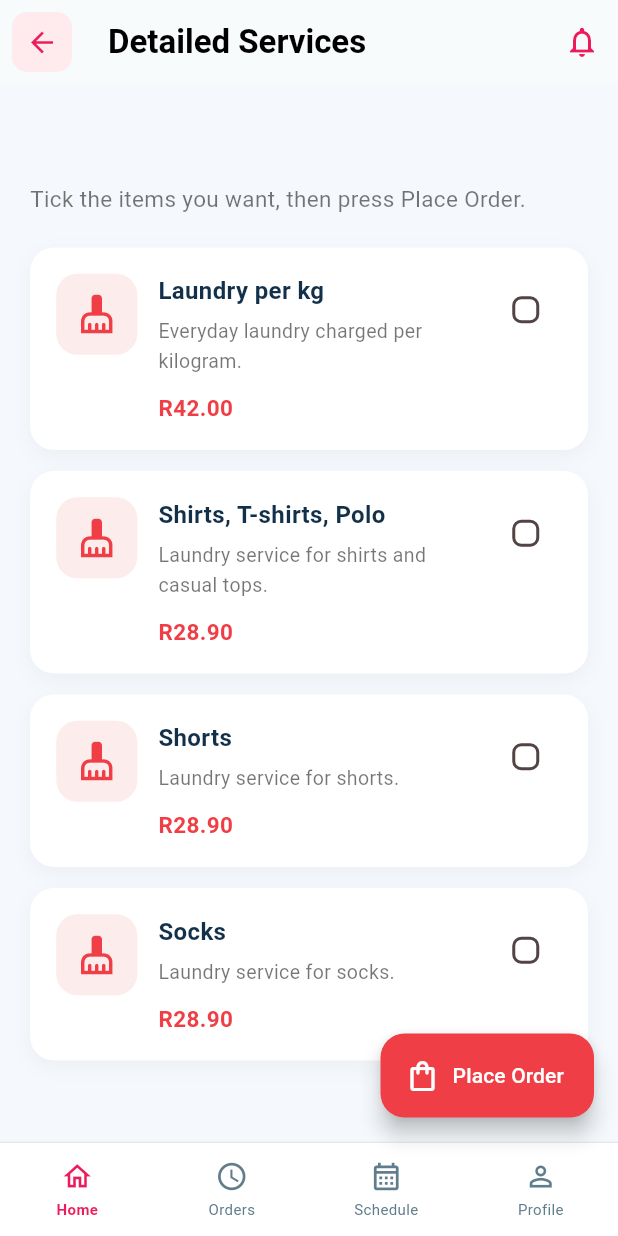
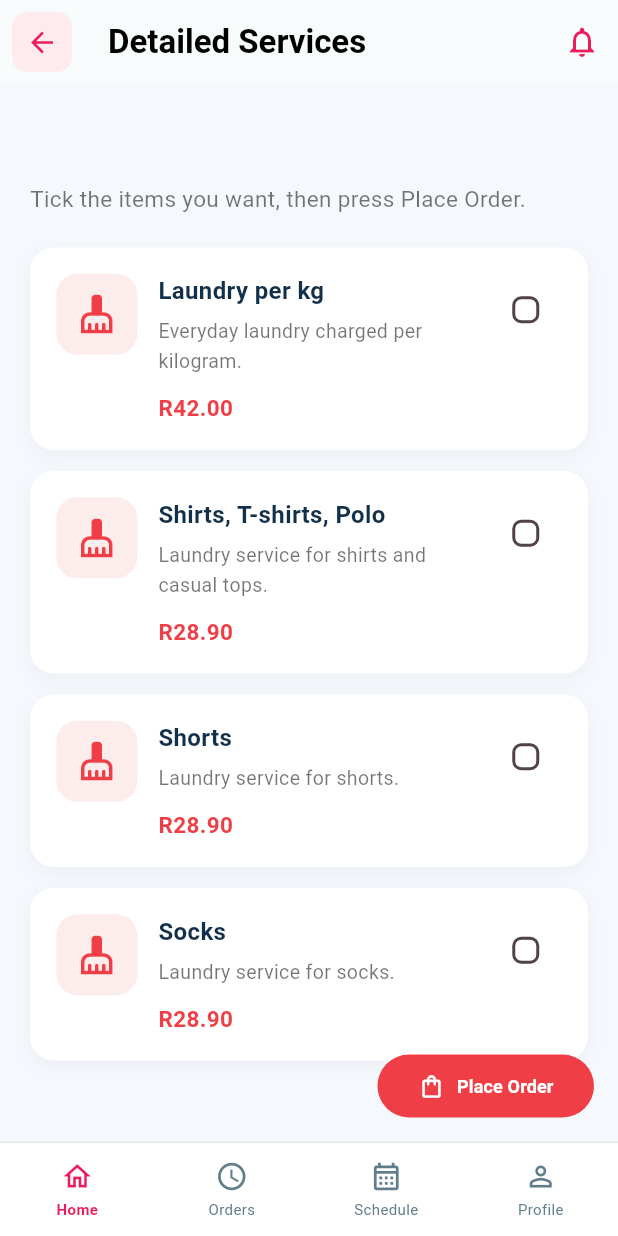
Before and after one commit to Rethabile053/SupaClean, a Flutter app: the DetailedServicesScreen screen opened directly with empty values, on a phone screen of 412 x 824 dp. Run offline on Flutter 3.47's test engine with Material 3 defaults, Android fonts, the phone set to English and light mode, and no system bars; our stand-ins replace file_picker, firebase_core, firebase_messaging, flutter_local_notifications, supabase_flutter; accounts and stored records are empty.

```diff
--- a/flutter/supaclean_app/lib/views/detailed_services_screen.dart
+++ b/flutter/supaclean_app/lib/views/detailed_services_screen.dart
@@ -1,11 +1,12 @@
+
 import 'package:flutter/material.dart';
 import 'package:supaclean/views/main_shell.dart';
 import '../viewmodels/service_viewmodel.dart';
 import '../widgets/app_header.dart';
 import 'place_order_screen.dart';
 
-/// Lists the items of one service as a checklist. The ticked items are
-/// carried into Place Order.
+/// Lists the items of one service as a checklist.
+/// The selected items are carried into Place Order.
 class DetailedServicesScreen extends StatefulWidget {
   final String category;
 
@@ -15,13 +16,15 @@ class DetailedServicesScreen extends StatefulWidget {
   });
 
   @override
-  State<DetailedServicesScreen> createState() => _DetailedServicesScreenState();
+  State<DetailedServicesScreen> createState() =>
+      _DetailedServicesScreenState();
 }
 
-class _DetailedServicesScreenState extends State<DetailedServicesScreen> {
+class _DetailedServicesScreenState
+    extends State<DetailedServicesScreen> {
   final ServiceViewModel viewModel = ServiceViewModel();
 
-  /// Names of the ticked items.
+  /// Names of the selected items.
   final Set<String> _selected = {};
 
   static const Color primaryRed = Color(0xFFEF3E46);
@@ -36,36 +39,24 @@ class _DetailedServicesScreenState extends State<DetailedServicesScreen> {
   bool get isSpecialServices =>
       category == 'Other Special Services';
 
-  // Choose an icon for the category, or the individual
-  // item when displaying Other Special Services.
   IconData getServiceIcon(String name) {
     switch (name) {
       case 'Wash & Fold':
         return Icons.local_laundry_service;
-
       case 'Dry Cleaning':
         return Icons.checkroom;
-
       case 'Ironing':
-        // A clothing icon is used as a safe built-in
-        // substitute for an iron-shaped icon.
         return Icons.dry_cleaning;
-
       case 'Bedding & Linen':
         return Icons.bed;
-
       case 'Shoe Cleaning':
         return Icons.shopping_bag;
-
       case 'Other Special Services':
         return Icons.auto_awesome;
-
       case 'Carpet Cleaning':
         return Icons.grid_view;
-
       case 'Leather Garments':
         return Icons.checkroom;
-
       default:
         return Icons.cleaning_services;
     }
@@ -73,7 +64,9 @@ class _DetailedServicesScreenState extends State<DetailedServicesScreen> {
 
   void _toggle(ServiceItem item) {
     setState(() {
-      if (!_selected.remove(item.name)) _selected.add(item.name);
+      if (!_selected.remove(item.name)) {
+        _selected.add(item.name);
+      }
     });
   }
 
@@ -109,20 +102,41 @@ class _DetailedServicesScreenState extends State<DetailedServicesScreen> {
       backgroundColor: background,
       appBar: const AppHeader(title: 'Detailed Services'),
       bottomNavigationBar: const FlowBottomNav(),
-      floatingActionButton: FloatingActionButton.extended(
-        backgroundColor: primaryRed,
-        foregroundColor: Colors.white,
-        icon: const Icon(Icons.shopping_bag_outlined),
-        label: Text(
-          _selected.isEmpty
-              ? 'Place Order'
-              : 'Place Order (${_selected.length})',
+
+      // Rounded Place Order button matching the Continue button.
+      floatingActionButton: SizedBox(
+        height: 42,
+        child: ElevatedButton.icon(
+          onPressed: () => _placeOrder(items),
+          icon: const Icon(
+            Icons.shopping_bag_outlined,
+            size: 18,
+          ),
+          label: Text(
+            _selected.isEmpty
+                ? 'Place Order'
+                : 'Place Order (${_selected.length})',
+            style: const TextStyle(
+              fontSize: 12,
+              fontWeight: FontWeight.w600,
+            ),
+          ),
+          style: ElevatedButton.styleFrom(
+            backgroundColor: primaryRed,
+            foregroundColor: Colors.white,
+            elevation: 0,
+            padding: const EdgeInsets.symmetric(
+              horizontal: 27,
+            ),
+            shape: RoundedRectangleBorder(
+              borderRadius: BorderRadius.circular(24),
+            ),
+          ),
         ),
-        onPressed: () => _placeOrder(items),
       ),
+
       body: SafeArea(
         child: SingleChildScrollView(
-          // Extra room at the bottom so the button never hides the last item.
           padding: const EdgeInsets.fromLTRB(20, 20, 20, 90),
           child: Column(
             crossAxisAlignment: CrossAxisAlignment.start,
@@ -155,7 +169,9 @@ class _DetailedServicesScreenState extends State<DetailedServicesScreen> {
                   decoration: BoxDecoration(
                     color: Colors.orange.shade50,
                     borderRadius: BorderRadius.circular(12),
-                    border: Border.all(color: Colors.orange.shade200),
+                    border: Border.all(
+                      color: Colors.orange.shade200,
+                    ),
                   ),
                   child: Row(
                     crossAxisAlignment: CrossAxisAlignment.start,
@@ -189,7 +205,9 @@ class _DetailedServicesScreenState extends State<DetailedServicesScreen> {
                   decoration: BoxDecoration(
                     color: Colors.blue.shade50,
                     borderRadius: BorderRadius.circular(12),
-                    border: Border.all(color: Colors.blue.shade100),
+                    border: Border.all(
+                      color: Colors.blue.shade100,
+                    ),
                   ),
                   child: const Row(
                     crossAxisAlignment: CrossAxisAlignment.start,
@@ -247,11 +265,8 @@ class _DetailedServicesScreenState extends State<DetailedServicesScreen> {
                 )
               else
                 ...items.map((item) {
-                  // For special services, choose the icon
-                  // using each item's name.
-                  final iconName = isSpecialServices
-                      ? item.name
-                      : category;
+                  final iconName =
+                      isSpecialServices ? item.name : category;
                   final selected = _selected.contains(item.name);
 
                   return GestureDetector(
@@ -264,7 +279,9 @@ class _DetailedServicesScreenState extends State<DetailedServicesScreen> {
                         color: Colors.white,
                         borderRadius: BorderRadius.circular(16),
                         border: Border.all(
-                          color: selected ? primaryRed : Colors.transparent,
+                          color: selected
+                              ? primaryRed
+                              : Colors.transparent,
                           width: 1.5,
                         ),
                         boxShadow: [
@@ -336,7 +353,6 @@ class _DetailedServicesScreenState extends State<DetailedServicesScreen> {
                               ],
                             ),
                           ),
-                          // The whole card toggles, so the box is display only.
                           IgnorePointer(
                             child: Checkbox(
                               value: selected,
```
